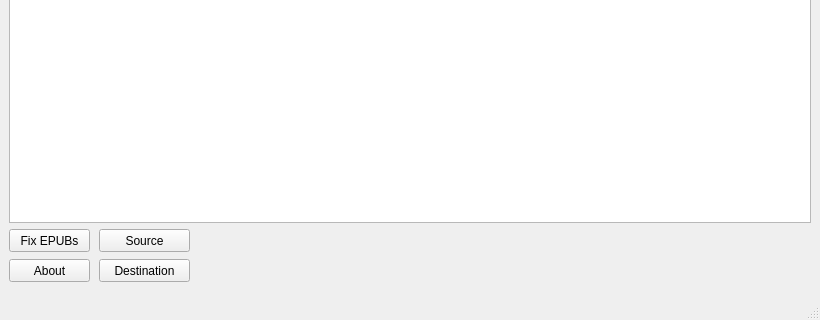
Before: the Qt Designer form mainwindow.ui in Stunjelly/ios2m, drawn with Qt 5; both pictures show x 0 to 820 and y 262 to 582 of the 820 by 582 pixel window.
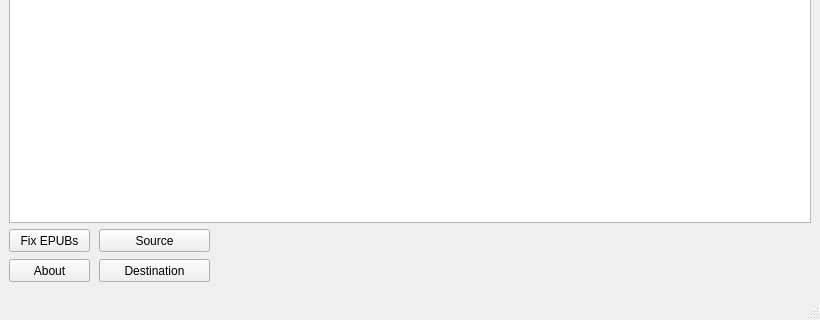
After: the same form once the commit is applied. Icons and pictures are not drawn.

```diff
--- a/mainwindow.ui
+++ b/mainwindow.ui
@@ -97,7 +97,7 @@
         <rect>
          <x>90</x>
          <y>0</y>
-         <width>91</width>
+         <width>111</width>
          <height>23</height>
         </rect>
        </property>
@@ -136,7 +136,7 @@
         <rect>
          <x>90</x>
          <y>30</y>
-         <width>91</width>
+         <width>111</width>
          <height>23</height>
         </rect>
        </property>
@@ -147,9 +147,9 @@
       <widget class="QLabel" name="sourcelabel">
        <property name="geometry">
         <rect>
-         <x>190</x>
+         <x>210</x>
          <y>0</y>
-         <width>621</width>
+         <width>601</width>
          <height>21</height>
         </rect>
        </property>
@@ -160,9 +160,9 @@
       <widget class="QLabel" name="destlabel">
        <property name="geometry">
         <rect>
-         <x>190</x>
+         <x>210</x>
          <y>30</y>
-         <width>621</width>
+         <width>601</width>
          <height>21</height>
         </rect>
        </property>
```
Left out of the diff: 2 changed lines with no effect on the pictures.
